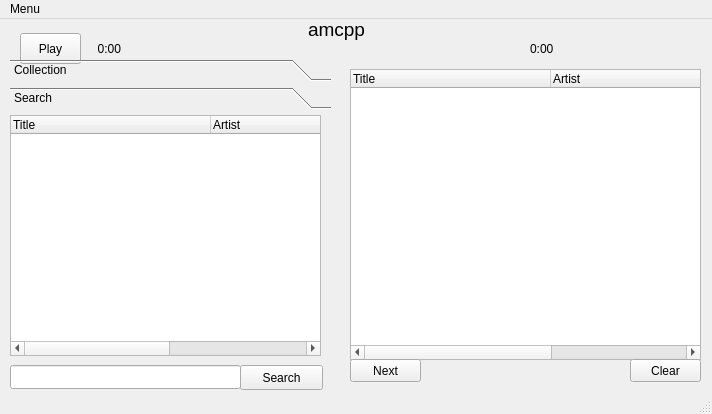
This is amcpp.ui in pho/amcpp as Qt 5 draws it before an edit. The edited form follows.
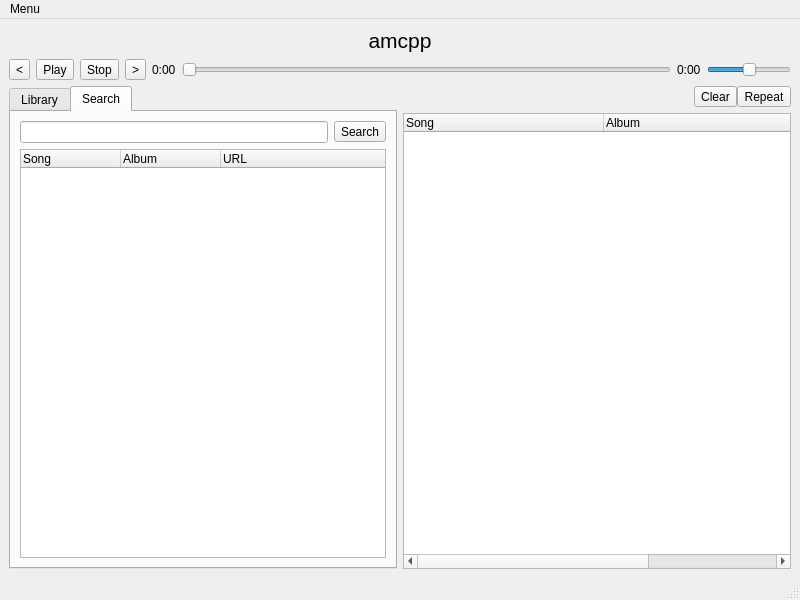
This is the edited form. The open tabs and pages were chosen to show the change.

```diff
--- a/amcpp.ui
+++ b/amcpp.ui
@@ -6,39 +6,22 @@
    <rect>
     <x>0</x>
     <y>0</y>
-    <width>712</width>
-    <height>414</height>
+    <width>800</width>
+    <height>600</height>
    </rect>
   </property>
   <property name="windowTitle">
    <string>amcpp</string>
   </property>
-  <widget class="QWidget" name="centralWidget">
-   <widget class="QPushButton" name="playButton">
-    <property name="geometry">
-     <rect>
-      <x>20</x>
-      <y>14</y>
-      <width>61</width>
-      <height>31</height>
-     </rect>
-    </property>
-    <property name="text">
-     <string>Play</string>
-    </property>
-   </widget>
+  <widget class="QWidget" name="centralwidget">
+   <layout class="QVBoxLayout" name="verticalLayout_2">
+    <item>
+     <layout class="QVBoxLayout" name="verticalLayout">
+      <item>
    <widget class="QLabel" name="titleLabel">
-    <property name="geometry">
-     <rect>
-      <x>56</x>
-      <y>0</y>
-      <width>561</width>
-      <height>21</height>
-     </rect>
-    </property>
     <property name="font">
      <font>
-      <pointsize>14</pointsize>
+          <pointsize>16</pointsize>
      </font>
     </property>
     <property name="text">
@@ -47,60 +30,120 @@
     <property name="alignment">
      <set>Qt::AlignCenter</set>
     </property>
-   </widget>
-   <widget class="QLabel" name="currLabel">
-    <property name="geometry">
-     <rect>
-      <x>70</x>
-      <y>20</y>
-      <width>51</width>
-      <height>20</height>
-     </rect>
-    </property>
+        <property name="wordWrap">
+         <bool>false</bool>
+        </property>
+       </widget>
+      </item>
+      <item>
+       <layout class="QHBoxLayout" name="controlsLayout">
+        <property name="sizeConstraint">
+         <enum>QLayout::SetDefaultConstraint</enum>
+        </property>
+        <item>
+         <widget class="QToolButton" name="prevButton">
     <property name="text">
-     <string>0:00</string>
-    </property>
-    <property name="alignment">
-     <set>Qt::AlignRight|Qt::AlignTrailing|Qt::AlignVCenter</set>
-    </property>
-   </widget>
-   <widget class="QLabel" name="totalLabel">
-    <property name="geometry">
-     <rect>
-      <x>530</x>
-      <y>20</y>
-      <width>51</width>
-      <height>20</height>
-     </rect>
-    </property>
+           <string>&lt;</string>
+          </property>
+         </widget>
+        </item>
+        <item>
+         <widget class="QToolButton" name="playButton">
+          <property name="text">
+           <string>Play</string>
+          </property>
+         </widget>
+        </item>
+        <item>
+         <widget class="QToolButton" name="stopButton">
+          <property name="text">
+           <string>Stop</string>
+          </property>
+         </widget>
+        </item>
+        <item>
+         <widget class="QToolButton" name="nextButton">
     <property name="text">
+           <string>&gt;</string>
+          </property>
+         </widget>
+        </item>
+        <item>
+         <widget class="QLabel" name="currTime">
+          <property name="text">
      <string>0:00</string>
     </property>
    </widget>
-   <widget class="QToolBox" name="toolBox">
-    <property name="geometry">
-     <rect>
-      <x>10</x>
-      <y>40</y>
-      <width>321</width>
-      <height>341</height>
-     </rect>
-    </property>
+        </item>
+        <item>
+         <widget class="QSlider" name="seekSlider">
+          <property name="enabled">
+           <bool>true</bool>
+          </property>
+          <property name="sizePolicy">
+           <sizepolicy hsizetype="Expanding" vsizetype="Fixed">
+            <horstretch>0</horstretch>
+            <verstretch>0</verstretch>
+           </sizepolicy>
+          </property>
+          <property name="orientation">
+           <enum>Qt::Horizontal</enum>
+          </property>
+          <property name="invertedAppearance">
+           <bool>false</bool>
+          </property>
+          <property name="invertedControls">
+           <bool>false</bool>
+          </property>
+          <property name="tickPosition">
+           <enum>QSlider::NoTicks</enum>
+          </property>
+          <property name="tickInterval">
+           <number>0</number>
+          </property>
+         </widget>
+        </item>
+        <item>
+         <widget class="QLabel" name="totalTime">
+          <property name="text">
+           <string>0:00</string>
+          </property>
+         </widget>
+        </item>
+        <item>
+         <widget class="QSlider" name="volumeSlider">
+          <property name="sizePolicy">
+           <sizepolicy hsizetype="Minimum" vsizetype="Fixed">
+            <horstretch>0</horstretch>
+            <verstretch>0</verstretch>
+           </sizepolicy>
+          </property>
+          <property name="maximum">
+           <number>99</number>
+          </property>
+          <property name="sliderPosition">
+           <number>50</number>
+          </property>
+          <property name="orientation">
+           <enum>Qt::Horizontal</enum>
+          </property>
+         </widget>
+        </item>
+       </layout>
+      </item>
+      <item>
+       <layout class="QHBoxLayout" name="bodyLayout">
+        <item>
+         <widget class="QTabWidget" name="tabWidget">
     <property name="currentIndex">
      <number>0</number>
     </property>
-    <widget class="QWidget" name="page">
-     <property name="geometry">
-      <rect>
-       <x>0</x>
-       <y>0</y>
-       <width>321</width>
-       <height>287</height>
-      </rect>
-     </property>
-     <attribute name="label">
-      <string>Collection</string>
-     </attribute>
+          <widget class="QWidget" name="tab">
+           <attribute name="title">
+            <string>Library</string>
+           </attribute>
+           <layout class="QVBoxLayout" name="verticalLayout_4">
+            <item>
      <widget class="QTreeWidget" name="artistTree">
       <property name="geometry">
        <rect>
@@ -119,67 +162,38 @@
        </property>
       </column>
      </widget>
-     <widget class="QPushButton" name="loadCollectionButton">
-      <property name="geometry">
-       <rect>
-        <x>248</x>
-        <y>260</y>
-        <width>61</width>
-        <height>21</height>
-       </rect>
-      </property>
-      <property name="text">
-       <string>Sync</string>
-      </property>
-     </widget>
-    </widget>
-    <widget class="QWidget" name="page_2">
-     <property name="geometry">
-      <rect>
-       <x>0</x>
-       <y>0</y>
-       <width>321</width>
-       <height>287</height>
-      </rect>
-     </property>
-     <attribute name="label">
+            </item>
+           </layout>
+          </widget>
+          <widget class="QWidget" name="tab_2">
+           <attribute name="title">
       <string>Search</string>
      </attribute>
+           <layout class="QVBoxLayout" name="verticalLayout_3">
+            <item>
+             <layout class="QHBoxLayout" name="horizontalLayout">
+              <item>
+               <widget class="QLineEdit" name="searchEdit"/>
+              </item>
+              <item>
+               <widget class="QToolButton" name="searchButton">
+                <property name="text">
+                 <string>Search</string>
+                </property>
+               </widget>
+              </item>
+             </layout>
+            </item>
+            <item>
      <widget class="QTreeWidget" name="searchTree">
-      <property name="geometry">
-       <rect>
-        <x>0</x>
-        <y>0</y>
-        <width>311</width>
-        <height>241</height>
-       </rect>
-      </property>
-      <property name="dragDropMode">
-       <enum>QAbstractItemView::DragOnly</enum>
-      </property>
-      <property name="uniformRowHeights">
-       <bool>true</bool>
-      </property>
-      <property name="sortingEnabled">
-       <bool>false</bool>
-      </property>
-      <attribute name="headerCascadingSectionResizes">
-       <bool>false</bool>
-      </attribute>
-      <attribute name="headerDefaultSectionSize">
-       <number>200</number>
-      </attribute>
-      <attribute name="headerHighlightSections">
-       <bool>true</bool>
-      </attribute>
       <column>
        <property name="text">
-        <string>Title</string>
+                <string notr="true">Song</string>
        </property>
       </column>
       <column>
        <property name="text">
-        <string>Artist</string>
+                <string>Album</string>
        </property>
       </column>
       <column>
@@ -188,113 +202,92 @@
        </property>
       </column>
      </widget>
-     <widget class="QLineEdit" name="lineEdit">
-      <property name="geometry">
-       <rect>
-        <x>0</x>
-        <y>250</y>
-        <width>231</width>
-        <height>24</height>
-       </rect>
-      </property>
-     </widget>
-     <widget class="QPushButton" name="searchButton">
-      <property name="geometry">
-       <rect>
-        <x>230</x>
-        <y>250</y>
-        <width>83</width>
-        <height>25</height>
-       </rect>
-      </property>
-      <property name="text">
-       <string>Search</string>
-      </property>
-     </widget>
-    </widget>
-   </widget>
-   <widget class="QTreeWidget" name="playlistTree">
-    <property name="geometry">
-     <rect>
-      <x>350</x>
-      <y>50</y>
-      <width>351</width>
-      <height>291</height>
-     </rect>
-    </property>
-    <property name="acceptDrops">
-     <bool>true</bool>
-    </property>
-    <property name="dragDropMode">
-     <enum>QAbstractItemView::DropOnly</enum>
-    </property>
-    <property name="defaultDropAction">
-     <enum>Qt::CopyAction</enum>
-    </property>
-    <property name="uniformRowHeights">
-     <bool>true</bool>
-    </property>
-    <property name="sortingEnabled">
-     <bool>false</bool>
-    </property>
-    <attribute name="headerCascadingSectionResizes">
-     <bool>false</bool>
-    </attribute>
-    <attribute name="headerDefaultSectionSize">
-     <number>200</number>
-    </attribute>
-    <attribute name="headerHighlightSections">
-     <bool>true</bool>
-    </attribute>
-    <column>
-     <property name="text">
-      <string>Title</string>
-     </property>
-    </column>
-    <column>
-     <property name="text">
-      <string>Artist</string>
-     </property>
-    </column>
-    <column>
-     <property name="text">
-      <string>URL</string>
-     </property>
-    </column>
-   </widget>
-   <widget class="QPushButton" name="clearButton">
-    <property name="geometry">
-     <rect>
-      <x>630</x>
-      <y>340</y>
-      <width>71</width>
-      <height>23</height>
-     </rect>
-    </property>
+            </item>
+           </layout>
+          </widget>
+         </widget>
+        </item>
+        <item>
+         <layout class="QVBoxLayout" name="verticalLayout_5">
+          <item>
+           <layout class="QHBoxLayout" name="horizontalLayout_2">
+            <property name="spacing">
+             <number>0</number>
+            </property>
+            <item>
+             <spacer name="horizontalSpacer">
+              <property name="orientation">
+               <enum>Qt::Horizontal</enum>
+              </property>
+              <property name="sizeHint" stdset="0">
+               <size>
+                <width>40</width>
+                <height>20</height>
+               </size>
+              </property>
+             </spacer>
+            </item>
+            <item>
+             <widget class="QToolButton" name="clearButton">
     <property name="text">
      <string>Clear</string>
     </property>
    </widget>
-   <widget class="QPushButton" name="nextButton">
-    <property name="geometry">
-     <rect>
-      <x>350</x>
-      <y>340</y>
-      <width>71</width>
-      <height>23</height>
-     </rect>
-    </property>
+            </item>
+            <item>
+             <widget class="QToolButton" name="repeatButton">
+              <property name="text">
+               <string>Repeat</string>
+              </property>
+              <property name="checkable">
+               <bool>true</bool>
+              </property>
+              <property name="checked">
+               <bool>false</bool>
+              </property>
+             </widget>
+            </item>
+           </layout>
+          </item>
+          <item>
+           <widget class="QTreeWidget" name="playlistTree">
+            <property name="alternatingRowColors">
+             <bool>true</bool>
+            </property>
+            <attribute name="headerDefaultSectionSize">
+             <number>200</number>
+            </attribute>
+            <column>
     <property name="text">
-     <string>Next</string>
-    </property>
-   </widget>
+              <string notr="true">Song</string>
+             </property>
+            </column>
+            <column>
+             <property name="text">
+              <string>Album</string>
+             </property>
+            </column>
+            <column>
+             <property name="text">
+              <string>URL</string>
+             </property>
+            </column>
+           </widget>
+          </item>
+         </layout>
+        </item>
+       </layout>
+      </item>
+     </layout>
+    </item>
+   </layout>
   </widget>
   <widget class="QMenuBar" name="menuBar">
    <property name="geometry">
     <rect>
      <x>0</x>
      <y>0</y>
-     <width>712</width>
+     <width>800</width>
      <height>21</height>
     </rect>
    </property>
@@ -307,8 +300,12 @@
    </widget>
    <addaction name="menuMenu"/>
   </widget>
-  <widget class="QStatusBar" name="statusBar"/>
-  <action name="actionPlay">
+  <widget class="QStatusBar" name="statusBar">
+   <property name="enabled">
+    <bool>true</bool>
+   </property>
+  </widget>
+  <action name="actionSyncronize">
    <property name="text">
     <string>play</string>
    </property>
@@ -347,13 +344,6 @@
    </property>
   </action>
  </widget>
- <layoutdefault spacing="6" margin="11"/>
- <tabstops>
-  <tabstop>lineEdit</tabstop>
-  <tabstop>playButton</tabstop>
-  <tabstop>playlistTree</tabstop>
-  <tabstop>searchButton</tabstop>
- </tabstops>
  <resources/>
  <connections>
   <connection>
```
Left out of the diff: 101 changed lines with no effect on the pictures. Lines whose indentation alone changed are shown as unchanged.
